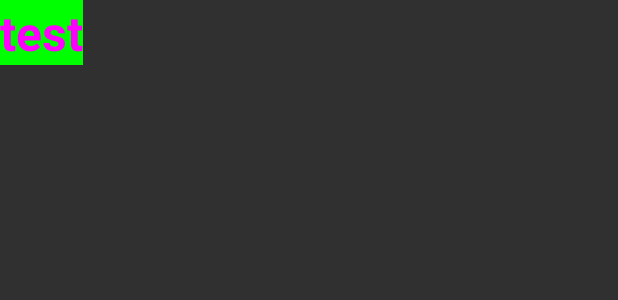
After one commit to xdrha/DINARS, an Android app: the layout activity_cv.xml on its own in the app's theme, with its tools: preview values and no code run, on a phone screen of 412 x 824 dp. The commit adds this screen. Shown: the top 300 px of the screen. Run offline under Robolectric (Android 15) with nearby library versions, the phone set to English and light mode, and no system bars; network calls fail.

Commit message:
snazi sa najst objekt ktory si zamapatal podla obrazku

```diff
--- a/app/src/main/AndroidManifest.xml
+++ b/app/src/main/AndroidManifest.xml
@@ -11,7 +11,6 @@
     <uses-permission android:name="android.permission.CHANGE_NETWORK_STATE" />
     <uses-permission android:name="android.permission.SYSTEM_ALERT_WINDOW" />
 
-
     <application
         android:allowBackup="true"
         android:icon="@drawable/icon"
@@ -21,6 +20,7 @@
         android:supportsRtl="true"
         android:theme="@style/Theme.AppCompat.NoActionBar"
         android:usesCleartextTraffic="true">
+        <activity android:name=".CvActivity"></activity>
         <activity android:name=".MainActivity">
             <intent-filter>
                 <action android:name="android.intent.action.MAIN" />
@@ -32,7 +32,7 @@
         <service
             android:name=".MinimizedActivityService"
             android:exported="false" />
-        <service android:name="MjpegViewService" />
+        <service android:name=".MjpegViewService" />
     </application>
 
 </manifest>
--- /dev/null
+++ b/app/src/main/res/layout/activity_cv.xml
@@ -0,0 +1,30 @@
+<?xml version="1.0" encoding="utf-8"?>
+<FrameLayout xmlns:android="http://schemas.android.com/apk/res/android"
+    xmlns:tools="http://schemas.android.com/tools"
+    xmlns:opencv="http://schemas.android.com/apk/res-auto"
+    android:layout_width="match_parent"
+    android:layout_height="match_parent" >
+
+    <org.opencv.android.JavaCameraView
+        android:layout_width="fill_parent"
+        android:layout_height="fill_parent"
+        android:visibility="gone"
+        android:screenOrientation="portrait"
+        android:id="@+id/tutorial1_activity_java_surface_view"
+        opencv:show_fps="true"
+        opencv:camera_id="any"
+        android:layout_below="@+id/text1"/>
+    <TextView
+        android:layout_width="wrap_content"
+        android:layout_height="wrap_content"
+        android:gravity="center"
+        android:id="@+id/text1"
+        android:text="test"
+        android:textStyle="bold"
+        android:textColor="#ff00ff"
+        android:background="#00ff00"
+        android:textColorHighlight="#000000"
+        android:textIsSelectable="true"
+        android:textSize="32sp"
+        />
+</FrameLayout>
```
Also changed, not shown: app/src/main/java/com/example/clickme/CvActivity.java (added, +205 -0 lines), app/src/main/java/com/example/clickme/MjpegView.java (+0 -12 lines), app/src/main/java/com/example/clickme/MjpegViewService.java (+116 -7 lines), app/src/main/java/com/example/clickme/VideoViewFragment.java (+10 -2 lines), app/src/main/assets/hand.jpeg (added).
